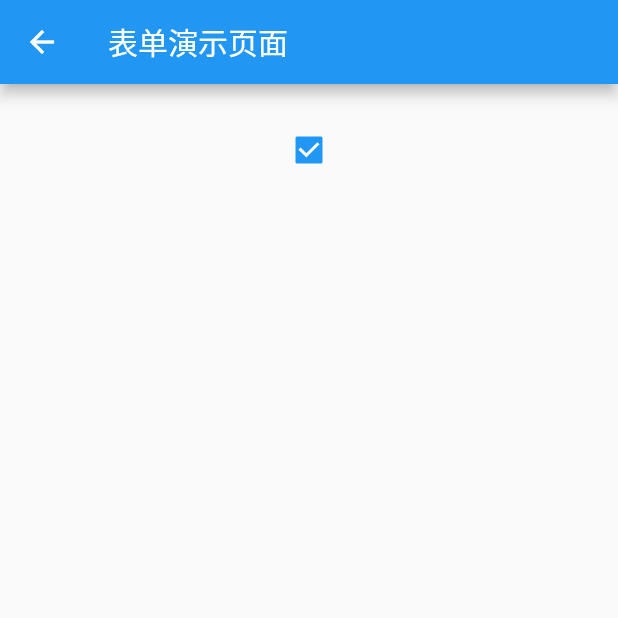
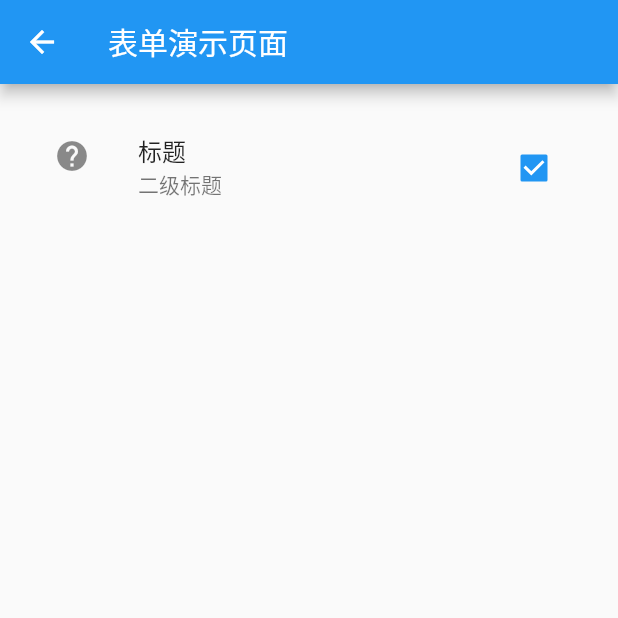
Before and after one commit to LFNHHHHH/Flutter-Study, a Flutter app: the screen it shows after launch, on a phone screen of 412 x 824 dp, the top half of it. Run offline on Flutter 3.47's test engine with Material 2 defaults, Android fonts, the phone set to English and light mode, and no system bars.

```diff
--- a/lib/pages/TextField.dart
+++ b/lib/pages/TextField.dart
@@ -22,13 +22,17 @@ class _TextFieldDemoPageState extends State<TextFieldDemoPage> {
               padding: EdgeInsets.all(20),
               child: Column(
                 children: <Widget>[
-                  Checkbox(
-                      value: this.flag,
-                      onChanged: (v) {
-                        setState(() {
-                          this.flag = v;
-                        });
-                      })
+                  CheckboxListTile(
+                    value: this.flag,
+                    onChanged: (v) {
+                      this.setState(() {
+                        this.flag = v;
+                      });
+                    },
+                    title: Text('标题'),
+                    subtitle: Text('二级标题'),
+                    secondary: Icon(Icons.help),
+                  )
                 ],
               ),
             )
```
